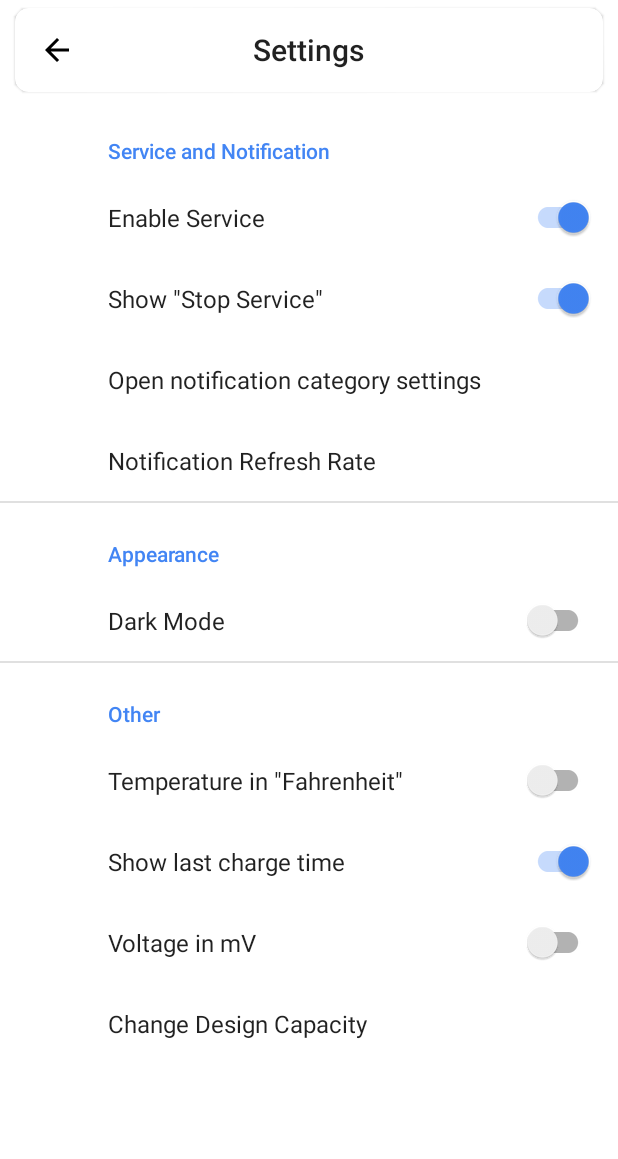
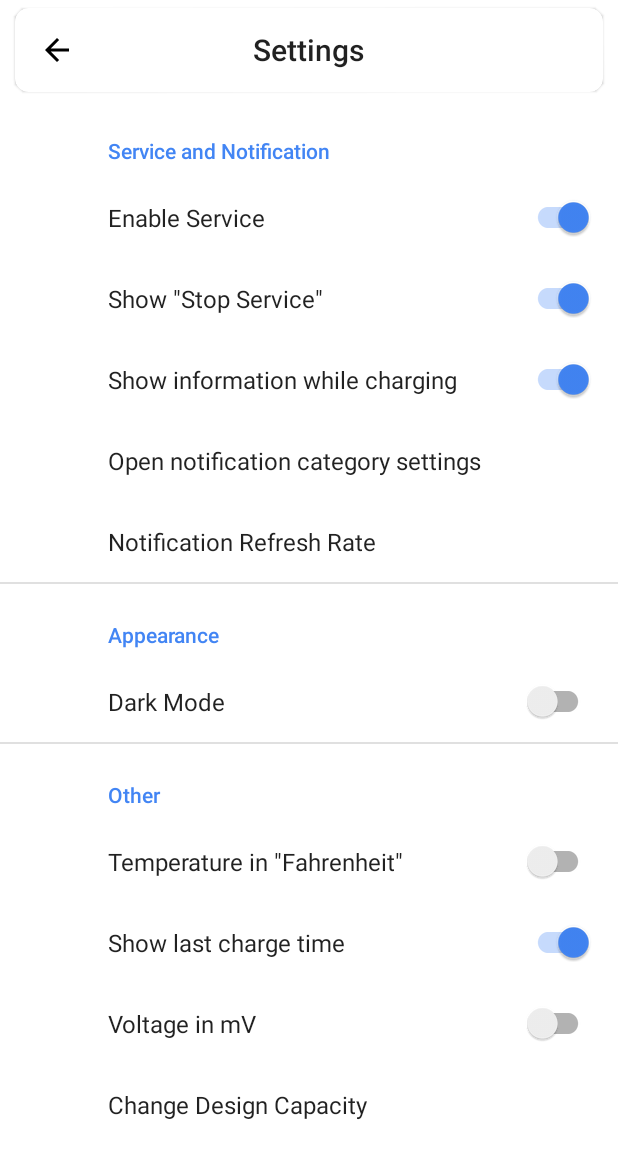
Before and after one commit to Ph03niX-X/CapacityInfo, an Android app: the screen it shows after launch (SettingsActivity), in the options menu, after a tap on "Settings", on a phone screen of 412 x 824 dp. Shown: the top 1159 px of the screen. Run offline under Robolectric (Android 15) with nearby library versions, the phone set to English and light mode, and no system bars; our stand-ins replace androidx.preference; 5 statements that could not run were skipped.

Commit message:
Added "Show information while charging"

```diff
--- a/app/build.gradle
+++ b/app/build.gradle
@@ -11,7 +11,7 @@ android {
         applicationId "com.ph03nix_x.capacityinfo"
         minSdkVersion 21
         targetSdkVersion 29
-        versionCode 85
+        versionCode 86
         versionName "2.1"
         testInstrumentationRunner "androidx.test.runner.AndroidJUnitRunner"
     }
--- a/app/src/main/java/com/ph03nix_x/capacityinfo/Preferences.kt
+++ b/app/src/main/java/com/ph03nix_x/capacityinfo/Preferences.kt
@@ -10,5 +10,5 @@ enum class Preferences(val prefName: String) {
 
     BatteryLevelTo("battery_level_to"), EnableService("enable_service"), NotificationRefreshRate("notification_refresh_rate"),
 
-    IsShowServiceStop("is_show_stop_service"), VoltageInMv("voltage_in_mv")
+    IsShowServiceStop("is_show_stop_service"), VoltageInMv("voltage_in_mv"), IsShowInformationWhileCharging("is_show_information_while_charging")
 }
--- a/app/src/main/java/com/ph03nix_x/capacityinfo/fragment/SettingsFragment.kt
+++ b/app/src/main/java/com/ph03nix_x/capacityinfo/fragment/SettingsFragment.kt
@@ -28,6 +28,7 @@ class SettingsFragment : PreferenceFragmentCompat() {
 
     private lateinit var pref: SharedPreferences
     private var showStopService: SwitchPreferenceCompat? = null
+    private var showInformationWhileCharging: SwitchPreferenceCompat? = null
     private var temperatureInFahrenheit: SwitchPreferenceCompat? = null
     private var showLastChargeTime: SwitchPreferenceCompat? = null
     private var voltageInMv: SwitchPreferenceCompat? = null
@@ -41,11 +42,37 @@ class SettingsFragment : PreferenceFragmentCompat() {
 
         showStopService = findPreference(Preferences.IsShowServiceStop.prefName)
 
+        showInformationWhileCharging = findPreference(Preferences.IsShowInformationWhileCharging.prefName)
+
         showLastChargeTime = findPreference(Preferences.ShowLastChargeTime.prefName)
 
         voltageInMv = findPreference(Preferences.VoltageInMv.prefName)
 
         showStopService?.isEnabled = pref.getBoolean(Preferences.EnableService.prefName, true)
+
+        showInformationWhileCharging?.isEnabled = pref.getBoolean(Preferences.EnableService.prefName, true)
+
+        showInformationWhileCharging?.setOnPreferenceChangeListener { _ , newValue ->
+
+            pref.edit().putBoolean(Preferences.IsShowInformationWhileCharging.prefName, newValue as Boolean).apply()
+
+            if(CapacityInfoService.instance != null) {
+
+                tempSeconds = CapacityInfoService.instance?.seconds!!
+
+                tempBatteryLevelWith = CapacityInfoService.instance?.batteryLevelWith!!
+
+                context?.stopService(Intent(context, CapacityInfoService::class.java))
+            }
+
+            Handler().postDelayed({
+
+                startService()
+
+            }, 1000)
+
+            return@setOnPreferenceChangeListener true
+        }
 
         temperatureInFahrenheit?.setOnPreferenceChangeListener { _, newValue ->
 
@@ -155,6 +182,7 @@ class SettingsFragment : PreferenceFragmentCompat() {
         notificationRefreshRate.isEnabled = pref.getBoolean(Preferences.EnableService.prefName, true)
 
         enableService.setOnPreferenceChangeListener { _, newValue ->
+
             val b = newValue as Boolean
 
             if(!b) requireActivity().stopService(Intent(requireContext(), CapacityInfoService::class.java))
@@ -164,6 +192,7 @@ class SettingsFragment : PreferenceFragmentCompat() {
                 if(CapacityInfoService.instance == null) startService()
             }
 
+            showInformationWhileCharging?.isEnabled = b
             showStopService?.isEnabled = b
             openNotificationCategorySettings?.isEnabled = b
             notificationRefreshRate.isEnabled = b
--- a/app/src/main/res/values/strings.xml
+++ b/app/src/main/res/values/strings.xml
@@ -48,4 +48,6 @@
     <string name="show_stop_service">"Show \"Stop Service\""</string>
     <string name="voltage_in_mv">Voltage in mV</string>
     <string name="voltage_mv">"Voltage: %1$s mV"</string>
+    <string name="enabled">Enabled</string>
+    <string name="show_information_while_charging">Show information while charging</string>
 </resources>
--- a/app/src/main/res/xml/settings.xml
+++ b/app/src/main/res/xml/settings.xml
@@ -1,11 +1,13 @@
 <?xml version="1.0" encoding="utf-8"?>
 
-<PreferenceScreen xmlns:android="http://schemas.android.com/apk/res/android"
-        xmlns:app="http://schemas.android.com/apk/res-auto">
+<PreferenceScreen
+            xmlns:android="http://schemas.android.com/apk/res/android"
+            xmlns:app="http://schemas.android.com/apk/res-auto">
 
-    <PreferenceCategory android:title="@string/service_and_notification"
-            app:allowDividerAbove="false"
-            app:allowDividerBelow="false">
+    <PreferenceCategory
+                android:title="@string/service_and_notification"
+                app:allowDividerAbove="false"
+                app:allowDividerBelow="false">
 
         <SwitchPreferenceCompat
                 android:title="@string/enable_service"
@@ -18,6 +20,12 @@
                 android:defaultValue="true"
                 app:singleLineTitle="false"
                 android:key="is_show_stop_service"/>
+
+        <SwitchPreferenceCompat
+                android:title="@string/show_information_while_charging"
+                android:defaultValue="true"
+                app:singleLineTitle="false"
+                android:key="is_show_information_while_charging"/>
 
         <Preference
                 android:title="@string/open_notification_category_settings"
```
Also changed, not shown: app/src/main/java/com/ph03nix_x/capacityinfo/services/CapacityInfoService.kt (+6 -1 lines).
